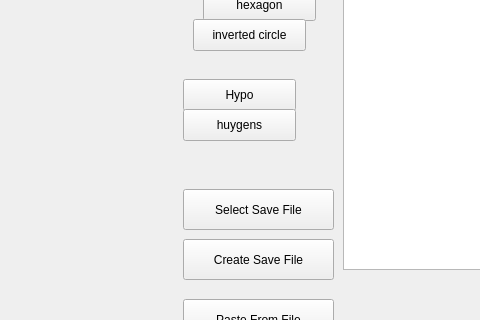
Old version of the form mainwindow.ui in the repository WSU-4110/Math_Scriptum; both pictures show x 267 to 747 and y 171 to 491 of the 1097 by 707 pixel window.
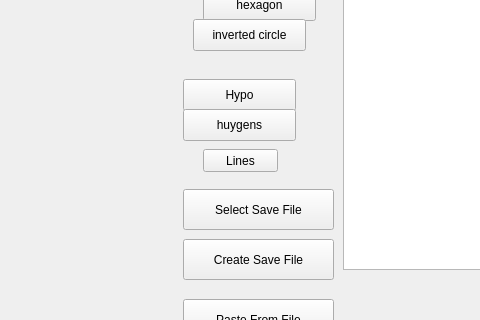
New version of the form. Custom widgets are drawn as their Qt base class.

The edit to the form file:
```diff
--- a/mainwindow.ui
+++ b/mainwindow.ui
@@ -305,6 +305,19 @@
      <string>huygens</string>
     </property>
    </widget>
+   <widget class="QPushButton" name="line_Button">
+    <property name="geometry">
+     <rect>
+      <x>470</x>
+      <y>320</y>
+      <width>75</width>
+      <height>23</height>
+     </rect>
+    </property>
+    <property name="text">
+     <string>Lines</string>
+    </property>
+   </widget>
   </widget>
   <widget class="QMenuBar" name="menubar">
    <property name="geometry">
```
Left out of the diff: 8 changed lines with no effect on the pictures.
